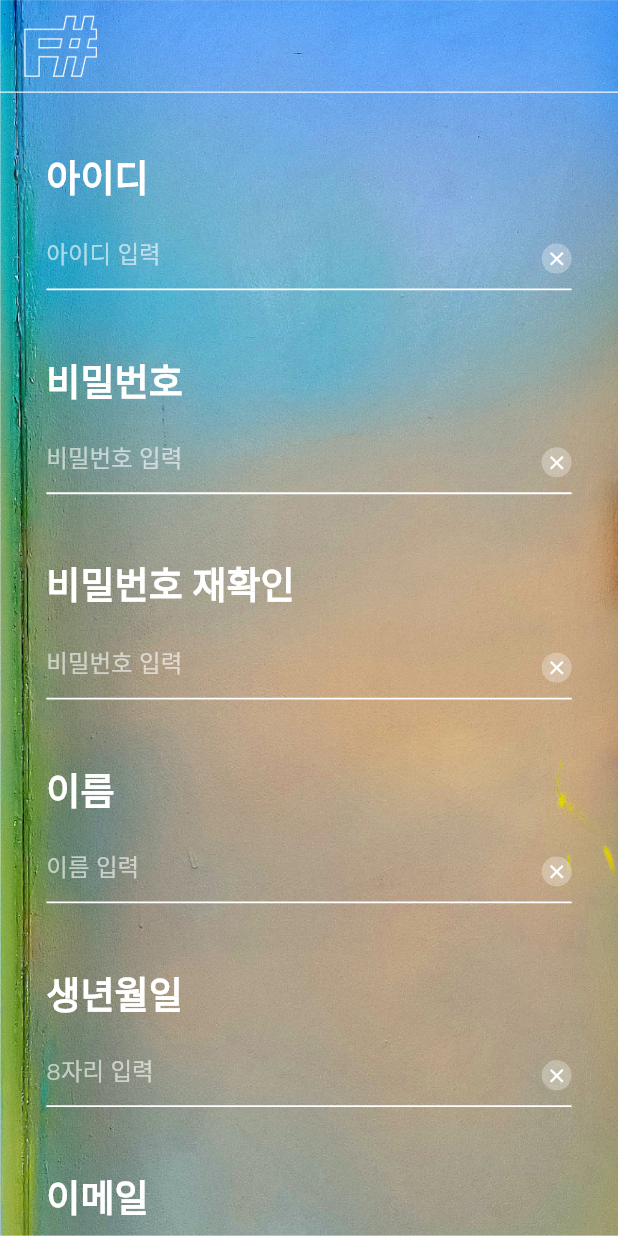
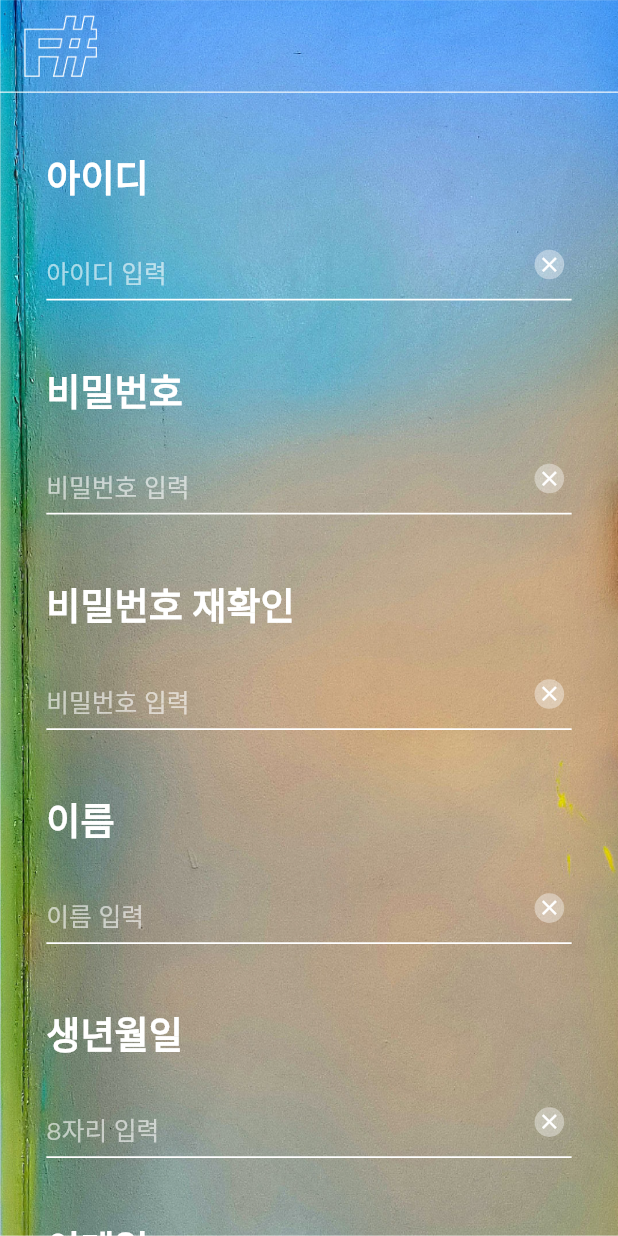
Before and after one commit to wjsghk9029/F-_Flutter_cj, a Flutter app: the MemberInfo screen opened directly, on a phone screen of 412 x 824 dp. Run offline on Flutter 3.47's test engine with Material 2 defaults, Android fonts, the light colour scheme and no system bars; our stand-ins replace double_back_to_close_app, flutter_secure_storage, get, google_sign_in, video_player; accounts and stored records are empty; statements that could not run were skipped.

Commit message:
null오류야발

```diff
--- /dev/null
+++ b/lib/page/register/controller/member_info_controller.dart
@@ -0,0 +1,53 @@
+import 'package:flutter/cupertino.dart';
+import 'package:get/get.dart';
+import 'package:oftable_flutter/page/register/model/register_class.dart';
+
+class MemberInfoController extends GetxController{
+  Rx<MemInfoText> idText = MemInfoText().obs;
+  Rx<MemInfoText> pwText = MemInfoText().obs;
+  Rx<MemInfoText> pwReText = MemInfoText().obs;
+  Rx<MemInfoText> nameText = MemInfoText().obs;
+  Rx<MemInfoText> birthDayText = MemInfoText().obs;
+  Rx<MemInfoText> emailText = MemInfoText().obs;
+  Rx<MemInfoText> email2Text = MemInfoText().obs;
+  Rx<MemInfoText> phoneText = MemInfoText().obs;
+  Rx<MemInfoText> phoneAuthText = MemInfoText().obs;
+  Rx<MemInfoText> homeNameText = MemInfoText().obs;
+  Rx<MemInfoText> homePhoneText = MemInfoText().obs;
+  Rx<MemInfoText> homeAddressText = MemInfoText().obs;
+
+
+  void onDebounce(Rx<MemInfoText> text){
+    if(text == idText) return onDebounceIdText();
+  }
+
+  void onChange(String inputText, Rx<MemInfoText> text){
+    text.value.Text(inputText ?? '');
+  }
+
+  void onClear(TextEditingController controller, Rx<MemInfoText> text){
+    text.update((val) {val.Text = ''.obs; val.Error = null;});
+    WidgetsBinding.instance.addPostFrameCallback((_) => controller.clear());
+    debounce(text.value.Text, (_)=>onDebounce(text), time: Duration(milliseconds: 500));
+  }
+
+  @override
+  void onInit() {
+    debounce(idText.value.Text, (_)=>onDebounce(idText), time: Duration(milliseconds: 500));
+    super.onInit();
+  }
+
+  void onDebounceIdText() {
+    var regExp = RegExp(r'^[0-9a-z]+$');
+    if(idText.value.Text.value.length == 0){
+      idText.value.Error('아이디를 입력해주세요');
+      print(idText.value.Error.value);
+      return;
+    }
+    if(!regExp.hasMatch(idText.value.Text.value)){
+      idText.value.Error('올바른 아이디형식이 아닙니다.');
+      print(idText.value.Error.value);
+      return;
+    }
+  }
+}
--- a/lib/page/register/controller/register_utility.dart
+++ b/lib/page/register/controller/register_utility.dart
@@ -15,7 +15,6 @@ class RegisterUtility {
               itemId: i+1,
               itemName: texts[i],
             ),
-              //assets/lifestyle/식단관리1.png
             itemBeforeImg: needImg ? Image.asset('assets/$assetFolderName/${texts[i].trim()}1.png', fit: BoxFit.cover) : null,
             itemAfterImg: needImg ? Image.asset('assets/$assetFolderName/${texts[i].trim()}2.png', fit: BoxFit.cover) : null,
           )
@@ -227,4 +226,3 @@ class RegisterPage3Utility extends RegisterUtility{
     _insert();
   }
 }
-class RegisterPage4Utility extends RegisterUtility{}
--- a/lib/page/register/model/register_class.dart
+++ b/lib/page/register/model/register_class.dart
@@ -1,4 +1,5 @@
 import 'package:flutter/cupertino.dart';
+import 'package:get/get.dart';
 
 class RegisterCheckBox {
   final RegisterCheckBoxData registerCheckBoxData;
@@ -14,3 +15,8 @@ class RegisterCheckBoxData {
 
   RegisterCheckBoxData({this.itemId, this.itemName});
 }
+
+class MemInfoText {
+  RxString Text =  ''.obs;
+  RxString Error = null;
+}
--- a/lib/page/register/page/memberInfo.dart
+++ b/lib/page/register/page/memberInfo.dart
@@ -2,6 +2,8 @@ import 'package:flutter/cupertino.dart';
 import 'package:flutter/material.dart';
 import 'package:get/get.dart';
 import 'package:oftable_flutter/Util.dart';
+import 'package:oftable_flutter/page/register/controller/member_info_controller.dart';
+import 'package:oftable_flutter/page/register/model/register_class.dart';
 
 class MemberInfo extends StatefulWidget {
   @override
@@ -21,6 +23,8 @@ class _MemberInfoState extends State<MemberInfo> {
   final homeNameTextFieldController = TextEditingController();
   final homePhoneTextFieldController = TextEditingController();
   final homeAdressTextFieldController = TextEditingController();
+
+  MemberInfoController _memberInfoController = Get.put(MemberInfoController());
 
   @override
   void dispose() {
@@ -47,17 +51,21 @@ class _MemberInfoState extends State<MemberInfo> {
         child: ListView(
           children: [
             Padding(padding: EdgeInsets.only(top: Get.height * 0.05)),
-            InputTextField(label: '아이디', hintText: '아이디 입력', controller: idTextFieldController),
+            _inputTextField(label: '아이디', hintText: '아이디 입력', controller: idTextFieldController, controllerText: _memberInfoController.idText),
             Padding(padding: EdgeInsets.only(top: Get.height * 0.05)),
-            InputTextField(label: '비밀번호', hintText: '비밀번호 입력', controller: pwTextFieldController, isPassWord: true),
+            _inputTextField(label: '비밀번호', hintText: '비밀번호 입력', controller: pwTextFieldController, isPassWord: true, controllerText: _memberInfoController.pwText),
             Padding(padding: EdgeInsets.only(top: Get.height * 0.05)),
-            InputTextField(label: '비밀번호 재확인', hintText: '비밀번호 입력', controller: pwReTextFieldController, isPassWord: true),
+            _inputTextField(label: '비밀번호 재확인', hintText: '비밀번호 입력', controller: pwReTextFieldController, isPassWord: true, controllerText: _memberInfoController.pwReText),
             Padding(padding: EdgeInsets.only(top: Get.height * 0.05)),
-            InputTextField(label: '이름', hintText: '이름 입력', controller: nameTextFieldController),
+            _inputTextField(label: '이름', hintText: '이름 입력', controller: nameTextFieldController, controllerText: _memberInfoController.nameText),
             Padding(padding: EdgeInsets.only(top: Get.height * 0.05)),
-            InputTextField(label: '생년월일', hintText: '8자리 입력', controller: birthDayTextFieldController),
+            _inputTextField(label: '생년월일', hintText: '8자리 입력', controller: birthDayTextFieldController, controllerText: _memberInfoController.birthDayText),
             Padding(padding: EdgeInsets.only(top: Get.height * 0.05)),
-            InputTextField(label: '이메일', hintText: '이메일 입력', controller: emailTextFieldController, isEmail: true,),
+            _inputTextField(label: '이메일', hintText: '이메일 입력', controller: emailTextFieldController, isEmail: true),
+            Padding(padding: EdgeInsets.only(top: Get.height * 0.05)),
+            PhoneTextField(),
+            Padding(padding: EdgeInsets.only(top: Get.height * 0.05)),
+            AdressTextField(),
             Padding(padding: EdgeInsets.only(top: Get.height * 0.05)),
           ],
         ),
@@ -65,50 +73,106 @@ class _MemberInfoState extends State<MemberInfo> {
     );
   }
 
-  Column InputTextField({String label, String hintText, @required TextEditingController controller, bool isPassWord, bool isEmail}) {
+  Widget AdressTextField() {
+    return Column(
+      crossAxisAlignment: CrossAxisAlignment.start,
+      children: [
+        Text('주소(배송지)', style: TextStyle(fontFamily: FontsUtil.korean, color: Colors.white, fontSize: Get.width * 0.06, fontWeight: FontWeight.w800),),
+        Padding(padding: EdgeInsets.only(top: Get.height * 0.02)),
+        _textInputwithIcon(homeNameTextFieldController, '받는분 입력', false, _memberInfoController.homeNameText),
+        Padding(padding: EdgeInsets.only(top: Get.height * 0.015)),
+        _textInputwithIcon(homePhoneTextFieldController, '전화번호 입력', false, _memberInfoController.homePhoneText),
+        Padding(padding: EdgeInsets.only(top: Get.height * 0.015)),
+        _textInputwithIcon(homeAdressTextFieldController, '주소 입력', false, _memberInfoController.homeAddressText),
+    ],
+    );
+  }
+
+
+  Widget PhoneTextField() {
+    return Column(
+      crossAxisAlignment: CrossAxisAlignment.start,
+      children: [
+        Text('휴대전화', style: TextStyle(fontFamily: FontsUtil.korean, color: Colors.white, fontSize: Get.width * 0.06, fontWeight: FontWeight.w800),),
+        Padding(padding: EdgeInsets.only(top: Get.height * 0.02)),
+        Container(
+          child: _phoneInput(
+            controller: phoneTextFieldController,
+            hintText: '전화번호 입력',
+            buttonChild: Text(
+              '인증번호 받기',
+              style: TextStyle(
+                color: Colors.white,
+              ),
+            ),
+            buttonOnPressed: (){},
+            isPassWord: false,
+            buttonStyle: ButtonStyle(
+              backgroundColor: MaterialStateProperty.all<Color>(Colors.white.withOpacity(0.4)),
+            )
+          ),
+        ),
+        Padding(padding: EdgeInsets.only(top: Get.height * 0.015)),
+        Container(
+          child: _phoneInput(
+              controller: phoneTextFieldController,
+              hintText: '인증번호 입력',
+              buttonChild: Text(
+                  '인증번호 확인',
+                style: TextStyle(
+                  color: Colors.white,
+                ),
+              ),
+              buttonOnPressed: (){},
+              isPassWord: false,
+              buttonStyle: ButtonStyle(
+                backgroundColor: MaterialStateProperty.all<Color>(Colors.white.withOpacity(0.4)),
+              )
+          ),
+        )
+      ],
+    );
+  }
+
+  Widget _phoneInput({TextEditingController controller, String hintText, bool isPassWord, void Function() buttonOnPressed, Widget buttonChild, ButtonStyle buttonStyle, Rx<MemInfoText> controllerText}){
+    return Row(
+      children: [
+        Flexible(flex: 5,child: _textInputwithIcon(controller, hintText, isPassWord, controllerText)),
+        Flexible(flex: 2,child: TextButton(onPressed: buttonOnPressed, child: buttonChild, style: buttonStyle,)),
+      ],
+    );
+  }
+
+  Widget _inputTextField({String label, String hintText, @required TextEditingController controller, bool isPassWord, bool isEmail, Rx<MemInfoText> controllerText}) {
     bool _isPassWord = isPassWord ?? false;
     bool _isEmail = isEmail ?? false;
-    return Column(
-          crossAxisAlignment: CrossAxisAlignment.start,
-          children: [
-            Text(label ?? '라벨', style: TextStyle(fontFamily: FontsUtil.korean, color: Colors.white, fontSize: Get.width * 0.06, fontWeight: FontWeight.w800),),
-            Padding(padding: EdgeInsets.only(top: Get.height * 0.02)),
-            _isEmail
-            ? _emailTextInput(controller, hintText, _isPassWord)
-            : _textInputwithIcon(controller, hintText, _isPassWord),
-          ],
-        );
+    return Container(
+      child: Column(
+            crossAxisAlignment: CrossAxisAlignment.start,
+            children: [
+              Text(label ?? '라벨', style: TextStyle(fontFamily: FontsUtil.korean, color: Colors.white, fontSize: Get.width * 0.06, fontWeight: FontWeight.w800),),
+              Padding(padding: EdgeInsets.only(top: Get.height * 0.02)),
+              Container(
+                child: _isEmail
+                        ? _emailTextInput(controller, hintText, _isPassWord)
+                        : _textInputwithIcon(controller, hintText, _isPassWord, controllerText),
+              ),
+            ],
+          ),
+    );
   }
 
-  Row _emailTextInput(TextEditingController controller, String hintText, bool _isPassWord) {
+  Widget _emailTextInput(TextEditingController controller, String hintText, bool _isPassWord) {
     return Row(
             children: [
-              Flexible(flex: 3,child: _textInputwithIcon(controller, hintText, _isPassWord)),
-              Flexible(flex: 2,child: _textInputwithIcon(email2TextFieldController, '   이메일 선택', _isPassWord)),
+              Flexible(flex: 3,child: _textInputwithIcon(controller, hintText, _isPassWord, _memberInfoController.emailText)),
+              Flexible(flex: 2,child: _textInputwithIcon(email2TextFieldController, '   이메일 선택', _isPassWord, _memberInfoController.email2Text)),
             ],
           );
   }
 
-  Stack _textInputwithIcon(TextEditingController controller, String hintText, bool _isPassWord) {
-    return Stack(
-            children: [
-              _textInput(controller: controller, hintText: hintText, isPassWord: _isPassWord),
-              Container(
-                  height: Get.height * 0.05,
-                  alignment: Alignment.topRight,
-                  child: GestureDetector(
-                    onTap: ()=>controller.clear(),
-                    child: SizedBox(
-                        width: 20,
-                        child: CircleAvatar(
-                          backgroundColor: Color.fromARGB(75, 255, 255, 255),
-                          child: Icon(Icons.clear, size: 15, color: Colors.white,),
-                        )
-                    ),
-                  )
-              ),
-            ],
-          );
+  Widget _textInputwithIcon(TextEditingController controller, String hintText, bool _isPassWord, Rx<MemInfoText> controllerText) {
+    return _textInput(controller: controller, hintText: hintText, isPassWord: _isPassWord, controllerText: controllerText);
   }
 
   @override
@@ -124,10 +188,11 @@ class _MemberInfoState extends State<MemberInfo> {
     );
   }
 
-  Container _textInput({@required TextEditingController controller, String hintText, bool isPassWord}) {
+  Container _textInput({@required TextEditingController controller, String hintText, bool isPassWord, Rx<MemInfoText> controllerText}) {
     return Container(
-      height: Get.height * 0.05,
       child: TextField(
+        onChanged: (text)=>_memberInfoController.onChange(text, controllerText),
+        onEditingComplete: ()=> FocusScope.of(context).unfocus(),
         obscureText: isPassWord,
         textAlignVertical: TextAlignVertical.bottom,
         style: TextStyle(
@@ -137,15 +202,28 @@ class _MemberInfoState extends State<MemberInfo> {
         ),
         controller: controller,
         decoration: InputDecoration(
+          suffixIconConstraints: BoxConstraints(
+            maxHeight: Get.width * 0.06,
+            maxWidth: Get.width * 0.06,
+          ),
+          suffixIcon: GestureDetector(
+            onTap: ()=>_memberInfoController.onClear(controller, controllerText),
+            child: Container(
+              margin: EdgeInsets.only(right: 5),
+              child: CircleAvatar(
+                backgroundColor: Color.fromARGB(100, 255, 255, 255),
+                child: Icon(Icons.clear, size: Get.width * 0.04, color: Colors.white,),
+              ),
+            ),
+          ),
+          contentPadding: EdgeInsets.only(bottom: 10, top: 5),
           hintStyle: TextStyle(
-            fontSize: Get.width* 0.038,
+            fontSize: Get.width* 0.04,
             fontFamily: FontsUtil.korean,
             color: Colors.white60,
             fontWeight: FontWeight.w100,
           ),
           hintText: hintText?? '힌트 텍스트',
-          // border: UnderlineInputBorder(
-          //     borderSide: BorderSide(color: Colors.white, width: 1.2)),
           enabledBorder: UnderlineInputBorder(
               borderSide: BorderSide(color: Colors.white, width: 1.2)),
         ),
--- a/lib/page/register/page/registerpage3.dart
+++ b/lib/page/register/page/registerpage3.dart
@@ -5,7 +5,6 @@ import 'package:oftable_flutter/page/register/controller/register_singleton.dart
 import 'package:oftable_flutter/page/register/controller/register_utility.dart';
 import 'package:oftable_flutter/page/register/model/register_class.dart';
 import 'package:oftable_flutter/page/register/page/MemberInfo.dart';
-import 'package:oftable_flutter/page/register/start_oftable_page.dart';
 import 'package:oftable_flutter/page/widget/string_checkbox.dart';
 
 
```
